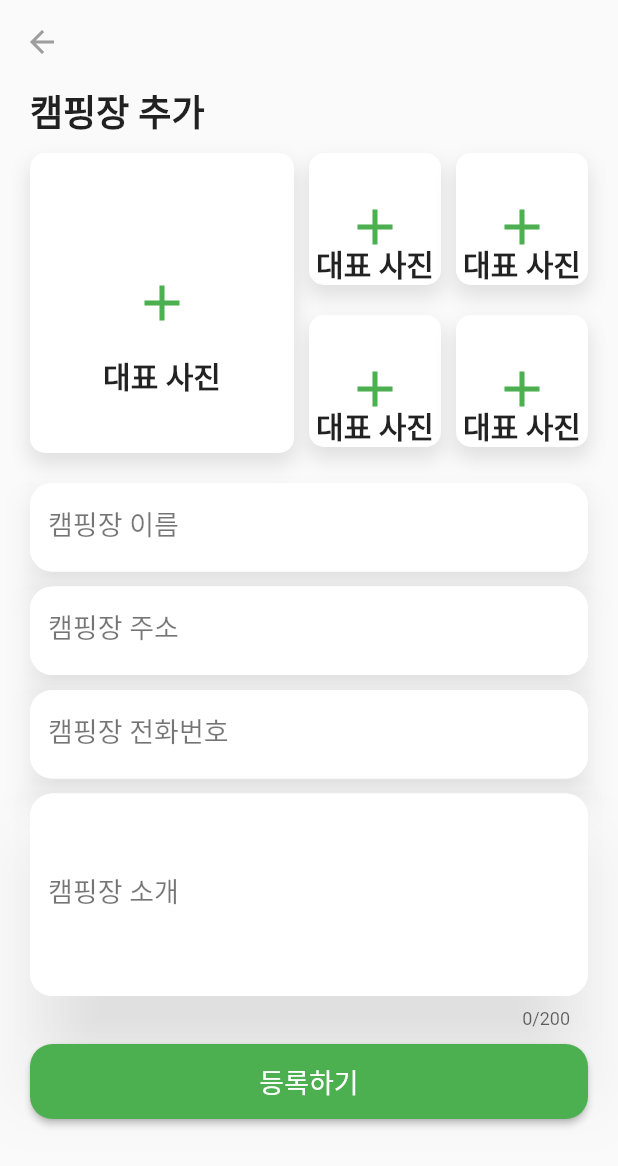
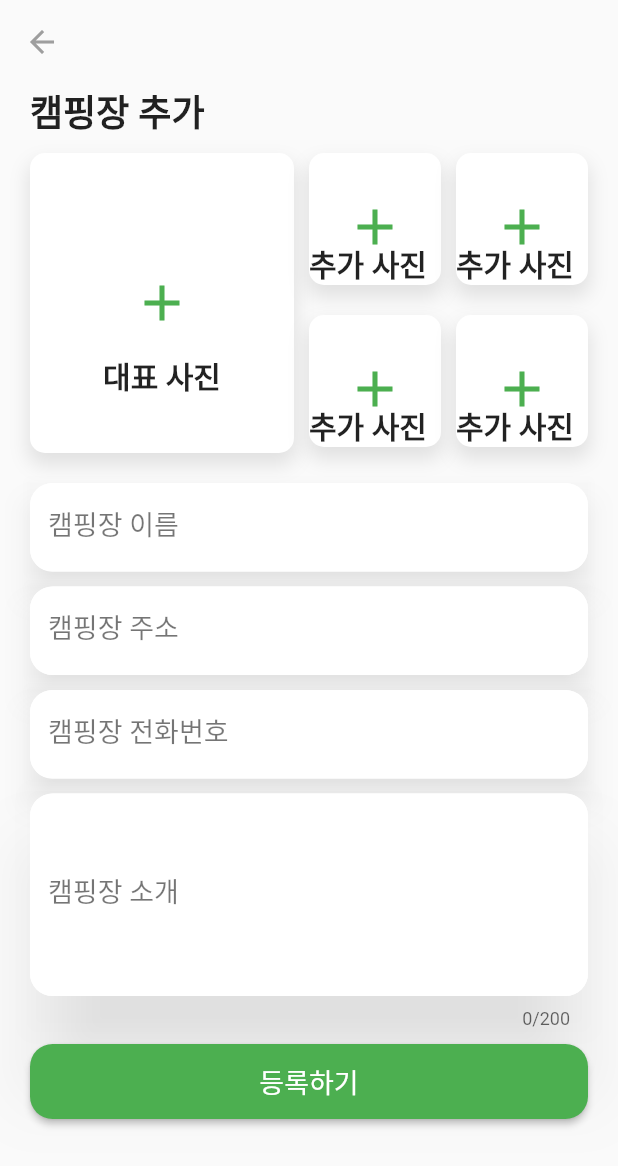
Before and after one commit to Campsite-Facility-Management-System/Client-Manager, a Flutter app: the AddCampScreen screen opened directly, on a phone screen of 412 x 824 dp. Shown: the top 1166 px of the screen. Run offline on Flutter 3.47's test engine with Material 2 defaults, Android fonts, the phone set to English and light mode, and no system bars; our stand-ins replace awesome_notifications, cached_network_image, firebase_core, firebase_messaging, fl_chart, flutter_bluetooth_serial and 7 more; missing offline and left inert: android_intent, bluetooth_enable; accounts and stored records are empty; network calls fail.

Commit message:
사진추가 텍스트 수정

```diff
--- a/lib/screen/campManagement/addCampScreen.dart
+++ b/lib/screen/campManagement/addCampScreen.dart
@@ -107,10 +107,10 @@ class AddCampScreenState extends State<AddCampScreen> {
                             crossAxisSpacing: 10,
                             mainAxisSpacing: 20,
                             children: [
-                              AddPicture(200, 160, '대표 사진', 0, 1),
-                              AddPicture(200, 160, '대표 사진', 0, 1),
-                              AddPicture(200, 160, '대표 사진', 0, 1),
-                              AddPicture(200, 160, '대표 사진', 0, 1),
+                              AddPicture(200, 160, '추가 사진1', 0, 1),
+                              AddPicture(200, 160, '추가 사진2', 0, 1),
+                              AddPicture(200, 160, '추가 사진3', 0, 1),
+                              AddPicture(200, 160, '추가 사진4', 0, 1),
                             ],
                           ),
                         ),
```
